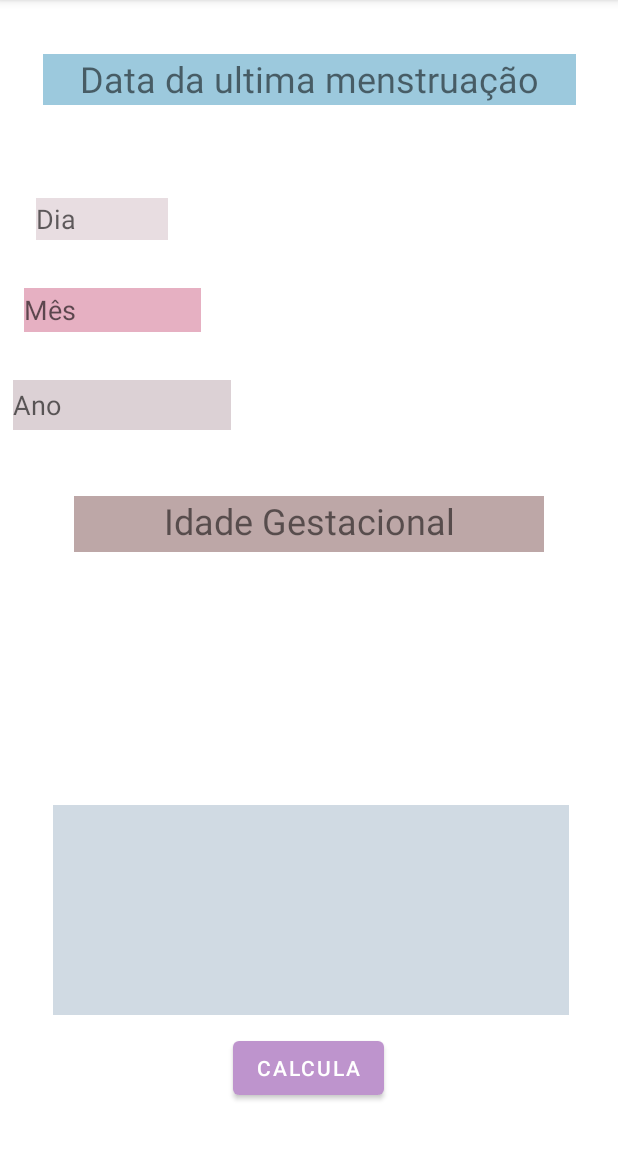
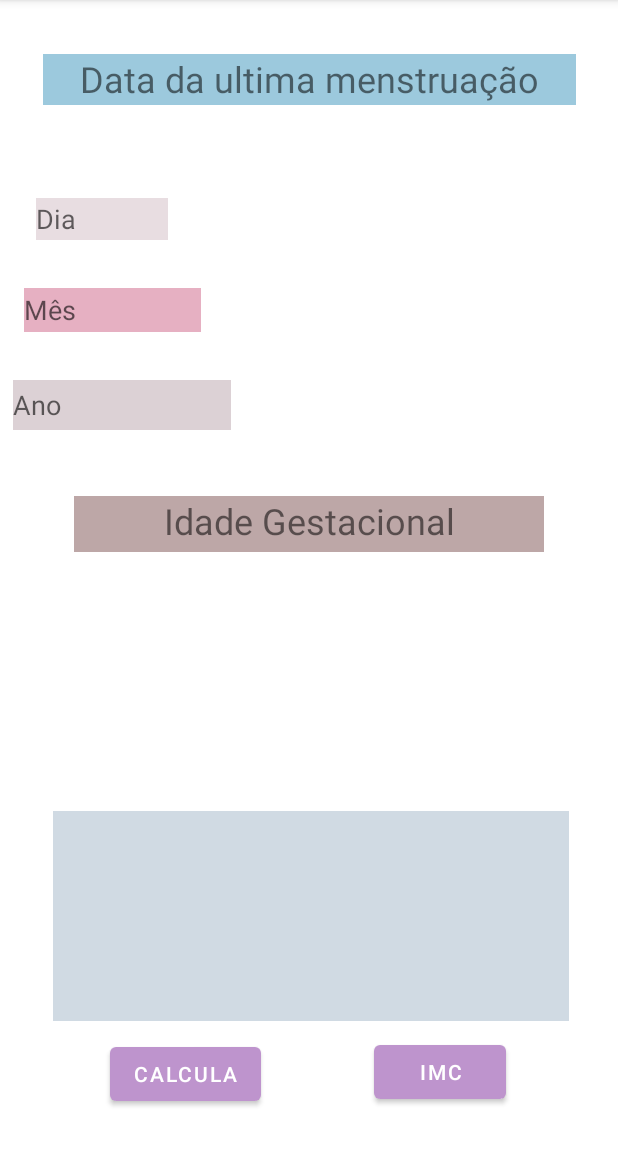
Before and after one commit to Pave104/CalendarioGestanteAPP, an Android app: the screen it shows after launch (MainActivity), on a phone screen of 412 x 824 dp, the part 84-1236 px from its top. Run offline under Robolectric (Android 15) with nearby library versions, the phone set to English and light mode, and no system bars; our stand-ins replace Picasso; pictures from the network do not load.

Commit message:
NovaActivityIMC

```diff
--- a/app/src/main/AndroidManifest.xml
+++ b/app/src/main/AndroidManifest.xml
@@ -2,7 +2,7 @@
 <manifest xmlns:android="http://schemas.android.com/apk/res/android"
     package="com.example.visualizacion">
 
-    <uses-permission android:name="android.permission.INTERNET"></uses-permission>
+    <uses-permission android:name="android.permission.INTERNET" />
 
     <application
         android:allowBackup="true"
@@ -11,6 +11,9 @@
         android:roundIcon="@mipmap/ic_launcher_round"
         android:supportsRtl="true"
         android:theme="@style/Theme.Visualizacion">
+        <activity
+            android:name=".ActivityImc"
+            android:exported="false" />
         <activity
             android:name=".MainActivity"
             android:exported="false" />
--- a/app/src/main/java/com/example/visualizacion/MainActivity.java
+++ b/app/src/main/java/com/example/visualizacion/MainActivity.java
@@ -2,6 +2,7 @@ package com.example.visualizacion;
 
 import androidx.appcompat.app.AppCompatActivity;
 
+import android.content.Intent;
 import android.os.Bundle;
 import android.view.View;
 import android.widget.Button;
@@ -22,7 +23,8 @@ public class MainActivity extends AppCompatActivity implements View.OnClickListe
     EditText dataAno;
     TextView resultSet;
       Button btn;
-  ImageView img;
+       Button botao;
+      ImageView img;
 
     @Override
     protected void onCreate(Bundle savedInstanceState) {
@@ -35,7 +37,7 @@ public class MainActivity extends AppCompatActivity implements View.OnClickListe
         resultSet=findViewById(R.id.textView3);
        btn=findViewById(R.id.butnCalcula);
        btn.setOnClickListener((android.view.View.OnClickListener)this);
-
+        botao=findViewById(R.id.button);
 
 
 
@@ -201,15 +203,11 @@ public class MainActivity extends AppCompatActivity implements View.OnClickListe
           if(semanas==42){
               Picasso.get().load("https://www.trocandofraldas.com.br/wp-content/uploads/40-semanas-de-gestacao-300x300.jpg").into(img);
           }
+    }
+   public void telaImc(View view){
+       Intent intent=new Intent(this,ActivityImc.class);
+       startActivity(intent);
 
-
-
-
-
-
-
-
-      }
-
+   }
 
 }
--- a/app/src/main/res/layout/activity_main.xml
+++ b/app/src/main/res/layout/activity_main.xml
@@ -89,11 +89,11 @@
         android:id="@+id/butnCalcula"
         android:layout_width="wrap_content"
         android:layout_height="wrap_content"
-        android:layout_marginBottom="32dp"
+        android:layout_marginBottom="28dp"
         android:text="Calcula"
         app:layout_constraintBottom_toBottomOf="parent"
         app:layout_constraintEnd_toEndOf="parent"
-        app:layout_constraintHorizontal_bias="0.498"
+        app:layout_constraintHorizontal_bias="0.236"
         app:layout_constraintStart_toStartOf="parent" />
 
     <TextView
@@ -121,4 +121,17 @@
         app:layout_constraintStart_toStartOf="parent"
         app:layout_constraintTop_toBottomOf="@+id/textView"
         app:layout_constraintVertical_bias="0.333" />
+
+    <Button
+        android:id="@+id/button"
+        android:layout_width="wrap_content"
+        android:layout_height="wrap_content"
+        android:layout_marginTop="148dp"
+        android:layout_marginBottom="28dp"
+        android:text="IMC"
+        android:onClick="telaImc"
+        app:layout_constraintBottom_toBottomOf="parent"
+        app:layout_constraintEnd_toEndOf="parent"
+        app:layout_constraintStart_toEndOf="@+id/butnCalcula"
+        app:layout_constraintTop_toTopOf="@+id/textView3" />
 </androidx.constraintlayout.widget.ConstraintLayout>
--- a/build.gradle
+++ b/build.gradle
@@ -1,7 +1,7 @@
 // Top-level build file where you can add configuration options common to all sub-projects/modules.
 plugins {
-    id 'com.android.application' version '7.1.0-beta05' apply false
-    id 'com.android.library' version '7.1.0-beta05' apply false
+    id 'com.android.application' version '7.4.2' apply false
+    id 'com.android.library' version '7.4.2' apply false
 }
 
 task clean(type: Delete) {
```
Also changed, not shown: app/src/main/java/com/example/visualizacion/ActivityImc.java (added, +14 -0 lines), app/src/main/res/layout/activity_imc.xml (added, +9 -0 lines), gradle/wrapper/gradle-wrapper.properties.
